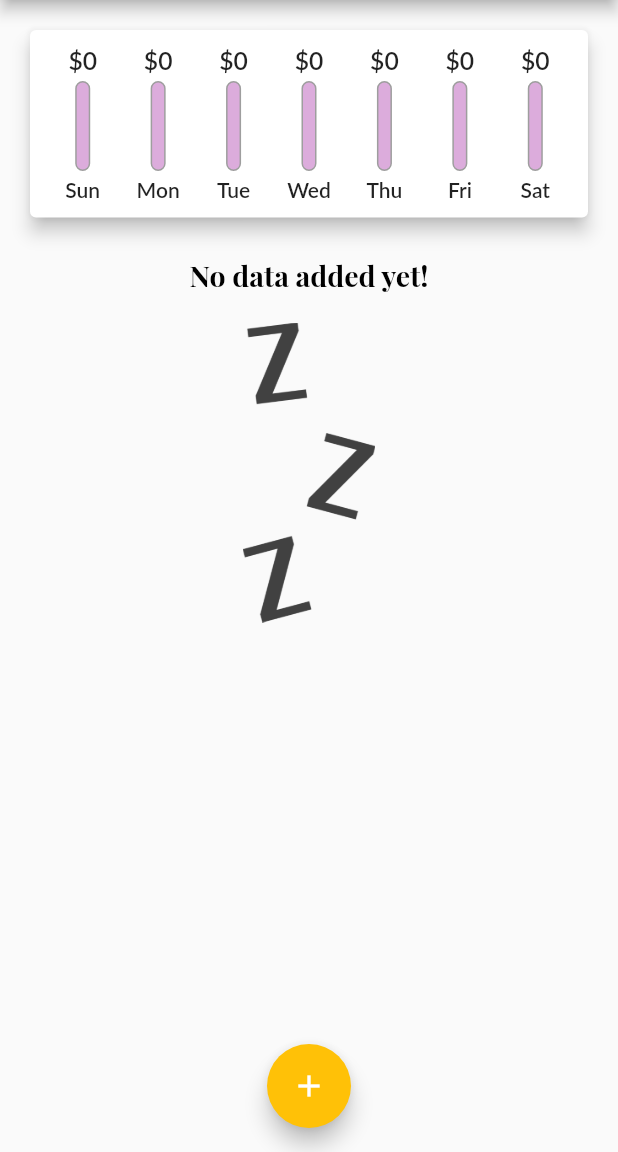
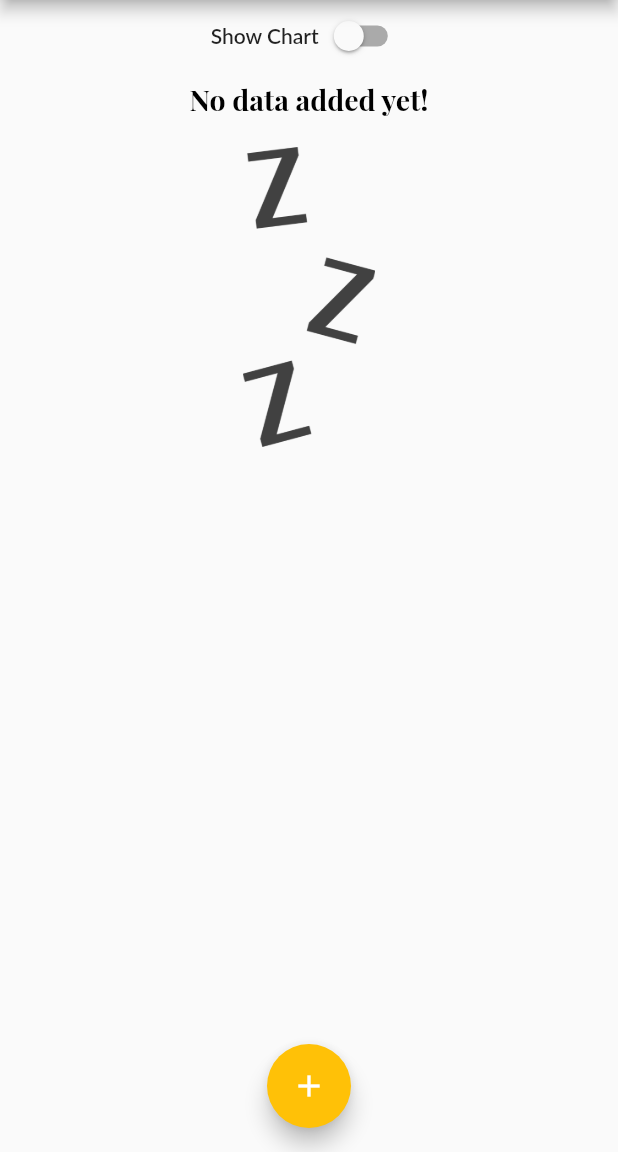
Before and after one commit to devraselhossen/Personal_Expanses_App, a Flutter app: the screen it shows after launch, on a phone screen of 412 x 824 dp, the part 84-1236 px from its top. Run offline on Flutter 3.47's test engine with Material 2 defaults, Android fonts, the light colour scheme and no system bars.

Commit message:
commite nine

```diff
--- a/lib/home.dart
+++ b/lib/home.dart
@@ -15,11 +15,56 @@ class Home extends StatefulWidget {
 }
 
 class _HomeState extends State<Home> {
+  bool _showChart = false;
   final List<Transaction> _userTransactions = [
     // Transaction(
-    //     id: "t1", title: "New Bat", amount: 780.50, date: DateTime.now()),
+    //     id: "t1",
+    //     title: "New Bat",
+    //     amount: 780.50,
+    //     date: DateTime.now(),
+    //     time: ''),
     // Transaction(
-    //     id: "t2", title: "New Ball", amount: 120.50, date: DateTime.now()),
+    //     id: "t2",
+    //     title: "New Ball",
+    //     amount: 120.50,
+    //     date: DateTime.now(),
+    //     time: ''),
+    // Transaction(
+    //     id: "t1",
+    //     title: "New Bat",
+    //     amount: 780.50,
+    //     date: DateTime.now(),
+    //     time: ''),
+    // Transaction(
+    //     id: "t2",
+    //     title: "New Ball",
+    //     amount: 120.50,
+    //     date: DateTime.now(),
+    //     time: ''),
+    // Transaction(
+    //     id: "t1",
+    //     title: "New Bat",
+    //     amount: 780.50,
+    //     date: DateTime.now(),
+    //     time: ''),
+    // Transaction(
+    //     id: "t2",
+    //     title: "New Ball",
+    //     amount: 120.50,
+    //     date: DateTime.now(),
+    //     time: ''),
+    // Transaction(
+    //     id: "t1",
+    //     title: "New Bat",
+    //     amount: 780.50,
+    //     date: DateTime.now(),
+    //     time: ''),
+    // Transaction(
+    //     id: "t2",
+    //     title: "New Ball",
+    //     amount: 120.50,
+    //     date: DateTime.now(),
+    //     time: ''),
   ];
 
   void _addNewTransaction(
@@ -29,8 +74,7 @@ class _HomeState extends State<Home> {
         title: txTitle,
         amount: txAmount,
         date: chosenDate,
-        time: choseTime
-        );
+        time: choseTime);
 
     setState(() {
       _userTransactions.add(newTx);
@@ -63,8 +107,7 @@ class _HomeState extends State<Home> {
 
   @override
   Widget build(BuildContext context) {
-    return Scaffold(
-      appBar: AppBar(
+    final _appbar = AppBar(
       title: Text("Personal Expanses"),
       actions: [
         IconButton(
@@ -73,13 +116,38 @@ class _HomeState extends State<Home> {
             },
             icon: Icon(Icons.add))
       ],
-      ),
-      body: Column(
+    );
+    return Scaffold(
+      appBar: _appbar,
+      body: SingleChildScrollView(
+        child: Column(
           crossAxisAlignment: CrossAxisAlignment.stretch,
           children: [
-          Chart(_recentTransactions),
-          TransactionList(_userTransactions, _deleteTransaction)
+            Row(
+              mainAxisAlignment: MainAxisAlignment.center,
+              children: [
+                Text("Show Chart"),
+                Switch(value: _showChart, onChanged: (value) {
+                  setState(() {
+                    _showChart = value;
+                  });
+                })
               ],
+            ),
+            _showChart ? Container(
+                height: (MediaQuery.of(context).size.height -
+                        _appbar.preferredSize.height -
+                        MediaQuery.of(context).padding.top) *
+                    0.35,
+                child: Chart(_recentTransactions))
+           : Container(
+                height: (MediaQuery.of(context).size.height -
+                        _appbar.preferredSize.height -
+                        MediaQuery.of(context).padding.top) *
+                    0.65,
+                child: TransactionList(_userTransactions, _deleteTransaction))
+          ],
+        ),
       ),
       floatingActionButtonLocation: FloatingActionButtonLocation.centerFloat,
       floatingActionButton: FloatingActionButton(
--- a/lib/main.dart
+++ b/lib/main.dart
@@ -2,13 +2,17 @@
 
 import 'package:add_product_demo/home.dart';
 import 'package:flutter/material.dart';
+import 'package:flutter/services.dart';
 
 void main() {
+  WidgetsFlutterBinding.ensureInitialized();
+  // SystemChrome.setPreferredOrientations(
+  //     [DeviceOrientation.portraitUp, DeviceOrientation.portraitDown]);
   runApp(const MyApp());
 }
 
 class MyApp extends StatelessWidget {
-  const MyApp({ Key? key }) : super(key: key);
+  const MyApp({Key? key}) : super(key: key);
 
   @override
   Widget build(BuildContext context) {
@@ -18,27 +22,21 @@ class MyApp extends StatelessWidget {
           accentColor: Color.fromRGBO(255, 193, 7, 1),
           fontFamily: "Lato",
           errorColor: Colors.red,
-
           textTheme: TextTheme(
             titleMedium: TextStyle(
                 fontFamily: "PlayfairDisplay",
                 fontWeight: FontWeight.bold,
                 color: Colors.black,
-            fontSize: 19
+                fontSize: 19),
           ),
-        ),
-
           appBarTheme: AppBarTheme(
             actionsIconTheme: IconThemeData(color: Colors.white),
             titleTextStyle: TextStyle(
                 fontFamily: "Lato",
                 fontWeight: FontWeight.bold,
                 fontSize: 20,
-            color: Colors.white
-          ),
-        )
-
-      ),
+                color: Colors.white),
+          )),
       debugShowCheckedModeBanner: false,
       home: Home(),
     );
--- a/lib/widget/chart_bar.dart
+++ b/lib/widget/chart_bar.dart
@@ -12,17 +12,19 @@ class ChartBar extends StatelessWidget {
 
   @override
   Widget build(BuildContext context) {
+    return LayoutBuilder(builder: (ctx, constrains) {
       return Column(
+        mainAxisAlignment: MainAxisAlignment.center,
         children: [
           Container(
-          height: 20,
-          child: FittedBox(child: Text('\$${spendingToatalAmount.toStringAsFixed(0)}'))
-          ),
+              height: constrains.maxHeight * 0.15,
+              child: FittedBox(
+                  child: Text('\$${spendingToatalAmount.toStringAsFixed(0)}'))),
           SizedBox(
-          height: 4,
+            height: constrains.maxHeight * 0.05,
           ),
           Container(
-          height: 60,
+            height: constrains.maxHeight * 0.6,
             width: 10,
             child: Stack(
               alignment: Alignment.bottomCenter,
@@ -45,10 +47,11 @@ class ChartBar extends StatelessWidget {
             ),
           ),
           SizedBox(
-          height: 4,
+            height: constrains.maxHeight * 0.05,
           ),
-        Text(lable)
+          Container(height: constrains.maxHeight * 0.15, child: Text(lable))
         ],
       );
+    });
   }
 }
--- a/lib/widget/transaction_list.dart
+++ b/lib/widget/transaction_list.dart
@@ -13,9 +13,7 @@ class TransactionList extends StatelessWidget {
 
   @override
   Widget build(BuildContext context) {
-    return Flexible(
-      fit : FlexFit.tight,
-      child: transactions.isEmpty
+    return transactions.isEmpty
         ? Column(
             children: [
               SizedBox(
@@ -89,7 +87,6 @@ class TransactionList extends StatelessWidget {
                 ),
               );
             },
-            ),
           );
   }
 }
```
Lines whose indentation alone changed are shown as unchanged.
